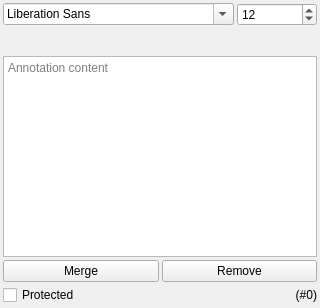
This is src/desktop/ui/textsettings.ui in drawpile/Drawpile as Qt 5 draws it before an edit. The edited form follows.
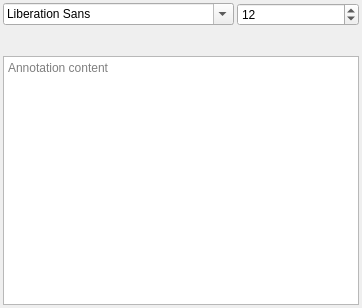
This is the edited form. Icons and pictures are not drawn. Custom widgets are drawn as their Qt base class.

Patch:
```diff
--- a/src/desktop/ui/textsettings.ui
+++ b/src/desktop/ui/textsettings.ui
@@ -6,7 +6,7 @@
    <rect>
     <x>0</x>
     <y>0</y>
-    <width>320</width>
+    <width>362</width>
     <height>308</height>
    </rect>
   </property>
@@ -234,51 +234,6 @@
      </property>
     </widget>
    </item>
-   <item>
-    <layout class="QHBoxLayout">
-     <item>
-      <widget class="QPushButton" name="btnBake">
-       <property name="toolTip">
-        <string>Merge the text onto the current layer</string>
-       </property>
-       <property name="text">
-        <string>Merge</string>
-       </property>
-      </widget>
-     </item>
-     <item>
-      <widget class="QPushButton" name="btnRemove">
-       <property name="toolTip">
-        <string>Delete this annotation</string>
-       </property>
-       <property name="text">
-        <string>Remove</string>
-       </property>
-      </widget>
-     </item>
-    </layout>
-   </item>
-   <item>
-    <layout class="QHBoxLayout" name="horizontalLayout">
-     <item>
-      <widget class="QCheckBox" name="protect">
-       <property name="text">
-        <string>Protected</string>
-       </property>
-      </widget>
-     </item>
-     <item>
-      <widget class="QLabel" name="ownerLabel">
-       <property name="text">
-        <string notr="true">(#0)</string>
-       </property>
-       <property name="alignment">
-        <set>Qt::AlignRight|Qt::AlignTrailing|Qt::AlignVCenter</set>
-       </property>
-      </widget>
-     </item>
-    </layout>
-   </item>
   </layout>
  </widget>
  <customwidgets>
```
